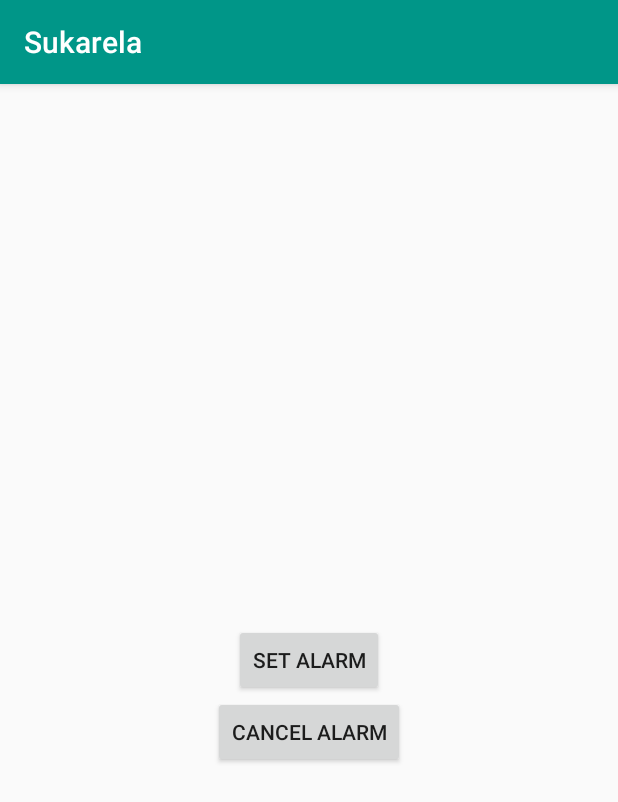
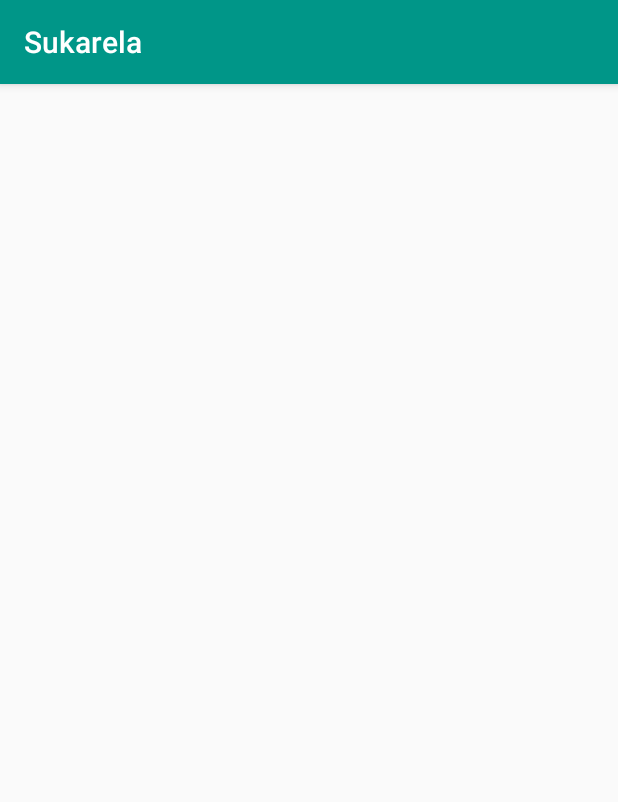
Before and after one commit to exzray/Sukarela, an Android app: the NotificationActivity screen opened directly, with no data from a screen before it, on a phone screen of 412 x 824 dp. Shown: the top 802 px of the screen. Run offline under Robolectric (Android 15) with nearby library versions, the phone set to English and light mode, and no system bars.

Commit message:
new update

```diff
--- a/app/src/main/java/com/developer/athirah/sukarela/NotificationActivity.java
+++ b/app/src/main/java/com/developer/athirah/sukarela/NotificationActivity.java
@@ -19,38 +19,19 @@ import java.util.Calendar;
 
 public class NotificationActivity extends AppCompatActivity implements View.OnClickListener, android.app.TimePickerDialog.OnTimeSetListener {
 
-    // declare view
-    private TextView text;
-    private Button set, cancel;
 
     @Override
     protected void onCreate(Bundle savedInstanceState) {
         super.onCreate(savedInstanceState);
         setContentView(R.layout.activity_notification);
 
-        // init view
-        text = findViewById(R.id.notification_text);
-        set = findViewById(R.id.notification_set);
-        cancel = findViewById(R.id.notification_cancel);
 
-        initUI();
+//        initUI();
     }
 
     @Override
     public void onClick(View v) {
 
-        if (v.equals(set)) {
-
-            // button set
-            TimeDialog dialog = new TimeDialog();
-            dialog.show(getSupportFragmentManager(), "time picker");
-
-        } else {
-
-            // button cancel
-            cancelAlarm();
-
-        }
     }
 
     @Override
@@ -60,22 +41,22 @@ public class NotificationActivity extends AppCompatActivity implements View.OnCl
         calendar.set(Calendar.MINUTE, minute);
         calendar.set(Calendar.SECOND, 0);
 
-        updateText(calendar);
+//        updateText(calendar);
         startAlarm(calendar);
     }
 
-    private void initUI() {
-        // setup button
-        set.setOnClickListener(this);
-        cancel.setOnClickListener(this);
-    }
-
-    private void updateText(Calendar calendar) {
-        String str_time = "Set time: ";
-        str_time += DateFormat.getTimeInstance(DateFormat.SHORT).format(calendar.getTime());
-
-        text.setText(str_time);
-    }
+//    private void initUI() {
+//        // setup button
+//        set.setOnClickListener(this);
+//        cancel.setOnClickListener(this);
+//    }
+//
+//    private void updateText(Calendar calendar) {
+//        String str_time = "Set time: ";
+//        str_time += DateFormat.getTimeInstance(DateFormat.SHORT).format(calendar.getTime());
+//
+//        text.setText(str_time);
+//    }
 
     private void startAlarm(Calendar calendar) {
         AlarmManager manager = (AlarmManager) getSystemService(Context.ALARM_SERVICE);
@@ -90,13 +71,13 @@ public class NotificationActivity extends AppCompatActivity implements View.OnCl
         manager.setExact(AlarmManager.RTC_WAKEUP, calendar.getTimeInMillis(), pendingIntent);
     }
 
-    private void cancelAlarm() {
-        AlarmManager manager = (AlarmManager) getSystemService(Context.ALARM_SERVICE);
-
-        Intent intent = new Intent(this, NotificationReceiver.class);
-        PendingIntent pendingIntent = PendingIntent.getBroadcast(this, 1, intent, 0);
-
-        manager.cancel(pendingIntent);
-        text.setText("cancel");
-    }
+//    private void cancelAlarm() {
+//        AlarmManager manager = (AlarmManager) getSystemService(Context.ALARM_SERVICE);
+//
+//        Intent intent = new Intent(this, NotificationReceiver.class);
+//        PendingIntent pendingIntent = PendingIntent.getBroadcast(this, 1, intent, 0);
+//
+//        manager.cancel(pendingIntent);
+//        text.setText("cancel");
+//    }
 }
--- a/app/src/main/java/com/developer/athirah/sukarela/models/ModelEvent.java
+++ b/app/src/main/java/com/developer/athirah/sukarela/models/ModelEvent.java
@@ -161,7 +161,6 @@ public class ModelEvent {
         Log.i("mymessage", "event: " + DateFormat.getDateInstance().format(event.getTime()));
         Log.i("mymessage", "now: " + DateFormat.getDateInstance().format(now.getTime()));
 
-
         if (now.after(event)) {
             status = Status.Complete;
         }
--- a/app/src/main/res/layout/activity_notification.xml
+++ b/app/src/main/res/layout/activity_notification.xml
@@ -6,27 +6,4 @@
     android:layout_height="match_parent"
     tools:context=".NotificationActivity">
 
-
-
-    <TextView
-        android:id="@+id/notification_text"
-        android:layout_width="wrap_content"
-        android:layout_height="wrap_content"
-        android:layout_centerHorizontal="true"
-        android:layout_above="@id/notification_set"/>
-
-    <Button
-        android:id="@+id/notification_set"
-        android:layout_width="wrap_content"
-        android:layout_height="wrap_content"
-        android:text="set alarm"
-        android:layout_centerInParent="true"/>
-
-    <Button
-        android:id="@+id/notification_cancel"
-        android:layout_width="wrap_content"
-        android:layout_height="wrap_content"
-        android:text="cancel alarm"
-        android:layout_centerHorizontal="true"
-        android:layout_below="@id/notification_set"/>
 </RelativeLayout>
```
